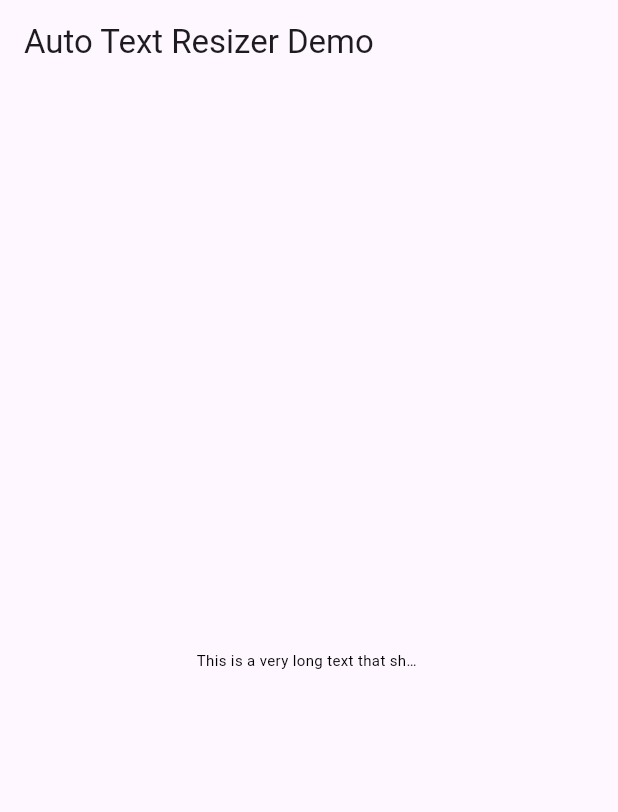
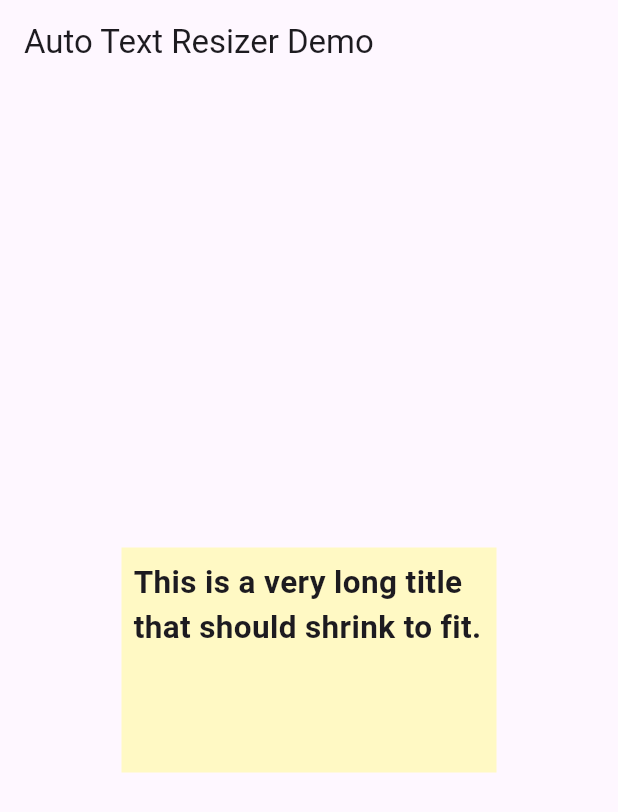
Before and after one commit to sawriyasoni09/auto_text_resizer, a Flutter app: the screen it shows after launch, on a phone screen of 412 x 824 dp. Shown: the top 812 px of the screen. Run offline on Flutter 3.47's test engine with Material 3 defaults, Android fonts, the phone set to English and light mode, and no system bars.

Commit message:
fix: update example main.dart usage

```diff
--- a/example/lib/main.dart
+++ b/example/lib/main.dart
@@ -14,12 +14,16 @@ class MyApp extends StatelessWidget {
       home: Scaffold(
         appBar: AppBar(title: const Text("Auto Text Resizer Demo")),
         body: Center(
-          child: SizedBox(
-            width: 150, // try different widths
-            child: AutoText(
-              "This is a very long text that should shrink!",
-              style: const TextStyle(color: Colors.black),
-              minFontSize: 10,
+          child: Container(
+            color: Colors.yellow[100],
+            width: 250,
+            height: 150,
+            padding: const EdgeInsets.all(8),
+            child: const AutoText(
+              "This is a very long title that should shrink to fit.",
+              style: TextStyle(fontWeight: FontWeight.bold),
+              maxLines: 2,
+              minFontSize: 8,
               maxFontSize: 30,
             ),
           ),
```
